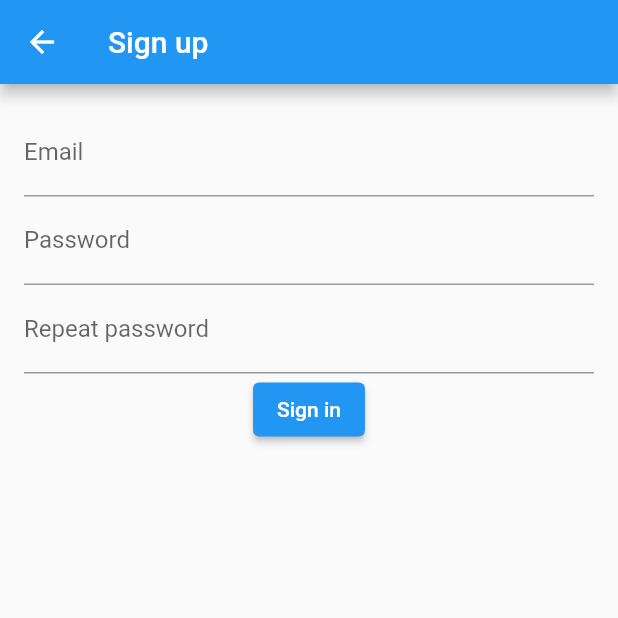
After one commit to kgerc/movies_app, a Flutter app: the RegistrationScreen screen opened directly, after a tap on "Sign in", on a phone screen of 412 x 824 dp, the top half of it. The commit adds this screen. Run offline on Flutter 3.47's test engine with Material 2 defaults, Android fonts, the phone set to English and light mode, and no system bars; our stand-ins replace cached_network_image, carousel_slider, dio, equatable, firebase_auth, firebase_core and 2 more; accounts and stored records are empty; network calls fail.

Commit message:
Added 'login' and 'registration' view

```diff
--- /dev/null
+++ b/lib/src/service/authentication_service.dart
@@ -0,0 +1,36 @@
+import 'package:firebase_auth/firebase_auth.dart';
+import 'package:firebase_core/firebase_core.dart';
+
+class AuthenticationService {
+  final FirebaseAuth _firebaseAuth;
+
+  AuthenticationService(this._firebaseAuth);
+
+  Stream<User?> get authStateChanges => _firebaseAuth.authStateChanges();
+
+  Future<void> signOut() async {
+    await _firebaseAuth.signOut();
+  }
+
+  Future<String?> signIn(
+      {required String email, required String password}) async {
+    try {
+      await _firebaseAuth.signInWithEmailAndPassword(
+          email: email, password: password);
+      return "Signed in";
+    } on FirebaseAuthException catch (e) {
+      return e.message;
+    }
+  }
+
+  Future<String?> signUp(
+      {required String email, required String password}) async {
+    try {
+      await _firebaseAuth.createUserWithEmailAndPassword(
+          email: email, password: password);
+      return "Signed up";
+    } on FirebaseAuthException catch (e) {
+      return e.message;
+    }
+  }
+}
--- /dev/null
+++ b/lib/src/ui/registration_screen.dart
@@ -0,0 +1,96 @@
+// ignore_for_file: prefer_const_constructors
+
+import 'package:flutter/material.dart';
+import 'package:movies_app/src/service/authentication_service.dart';
+import 'package:provider/provider.dart';
+
+class RegistrationScreen extends StatelessWidget {
+  static const routeName = '/sign-up';
+  final TextEditingController emailController = TextEditingController();
+  final TextEditingController passwordController = TextEditingController();
+  final TextEditingController repeatPasswordController =
+      TextEditingController();
+
+  @override
+  Widget build(BuildContext context) {
+    return Scaffold(
+        appBar: AppBar(title: Text("Sign up")),
+        body: Padding(
+          padding: const EdgeInsets.all(16.0),
+          child: Column(
+            children: [
+              TextField(
+                controller: emailController,
+                decoration: InputDecoration(labelText: "Email"),
+              ),
+              TextField(
+                controller: passwordController,
+                decoration: InputDecoration(labelText: "Password"),
+                obscureText: true,
+              ),
+              TextField(
+                controller: repeatPasswordController,
+                decoration: InputDecoration(labelText: "Repeat password"),
+                obscureText: true,
+              ),
+              ElevatedButton(
+                onPressed: () async {
+                  if (!isEmail(emailController.text.trim())) {
+                    // Fluttertoast.showToast(
+                    //     msg: "Enter correct email address",
+                    //     toastLength: Toast.LENGTH_SHORT,
+                    //     gravity: ToastGravity.BOTTOM,
+                    //     timeInSecForIosWeb: 1,
+                    //     backgroundColor: Colors.purple[50],
+                    //     textColor: Colors.black87,
+                    //     fontSize: 16.0);
+                  } else {
+                    if (passwordController.text ==
+                        repeatPasswordController.text) {
+                      await context.read<AuthenticationService>().signUp(
+                          email: emailController.text.trim(),
+                          password: passwordController.text.trim());
+
+                      await context.read<AuthenticationService>().signIn(
+                          email: emailController.text.trim(),
+                          password: passwordController.text.trim());
+                      Navigator.of(context).pushReplacementNamed('/');
+                      ScaffoldMessenger.of(context).showSnackBar(
+                        SnackBar(
+                          backgroundColor: Colors.green[600],
+                          content: Text("You've been signed up!",
+                              style:
+                                  Theme.of(context).textTheme.caption?.copyWith(
+                                        fontWeight: FontWeight.bold,
+                                        fontFamily: 'muli',
+                                      ),
+                              textAlign: TextAlign.center),
+                          duration: Duration(seconds: 2),
+                        ),
+                      );
+                    } else {
+                      // Fluttertoast.showToast(
+                      //     msg: "Passwords don't match!",
+                      //     toastLength: Toast.LENGTH_SHORT,
+                      //     gravity: ToastGravity.BOTTOM,
+                      //     timeInSecForIosWeb: 1,
+                      //     backgroundColor: Colors.purple[50],
+                      //     textColor: Colors.black87,
+                      //     fontSize: 16.0);
+                    }
+                  }
+                },
+                child: Text("Sign in"),
+              )
+            ],
+          ),
+        ));
+  }
+
+  bool isEmail(String em) {
+    String p =
+        r'^(([^<>()[\]\\.,;:\s@\"]+(\.[^<>()[\]\\.,;:\s@\"]+)*)|(\".+\"))@((\[[0-9]{1,3}\.[0-9]{1,3}\.[0-9]{1,3}\.[0-9]{1,3}\])|(([a-zA-Z\-0-9]+\.)+[a-zA-Z]{2,}))$';
+    RegExp regExp = new RegExp(p);
+    return regExp.hasMatch(em);
+  }
+}
--- a/pubspec.yaml
+++ b/pubspec.yaml
@@ -41,6 +41,9 @@ dependencies:
   equatable: ^2.0.3
   carousel_slider: ^4.0.0
   flutter_rating_bar: ^4.0.0
+  firebase_auth: ^3.3.8
+  firebase_core: ^1.12.0
+  provider: ^6.0.2
 
 dev_dependencies:
   flutter_test:
```
Also changed, not shown: lib/main.dart (+20 -4 lines), lib/src/ui/app_drawer.dart (+24 -0 lines), lib/src/ui/login_screen.dart (added, +55 -0 lines), lib/firebase_options.dart (added), pubspec.lock, 2 other files.
